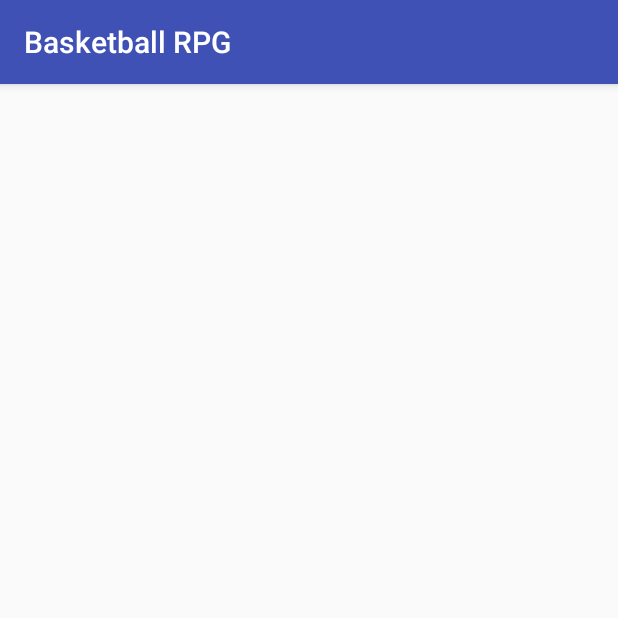
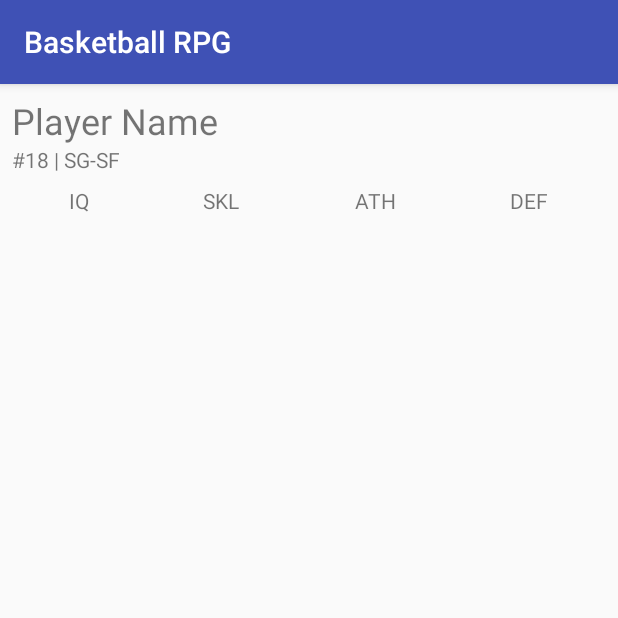
Before and after one commit to ryanmcalpin/basketball-rpg-android, an Android app: the MainActivity screen opened directly, with no data from a screen before it, on a phone screen of 412 x 824 dp, the top half of it. Run offline under Robolectric (Android 15) with nearby library versions, the phone set to English and light mode, and no system bars.

Commit message:
start home page ui

```diff
--- a/app/src/main/res/layout/activity_main.xml
+++ b/app/src/main/res/layout/activity_main.xml
@@ -6,4 +6,91 @@
     android:layout_height="match_parent"
     tools:context="com.example.rygn.basketballrpg.MainActivity">
 
+    <TextView
+        android:id="@+id/player_name_view"
+        android:layout_width="0dp"
+        android:layout_height="wrap_content"
+        android:layout_marginEnd="8dp"
+        android:layout_marginStart="8dp"
+        android:layout_marginTop="8dp"
+        android:text="Player Name"
+        android:textSize="24sp"
+        app:layout_constraintEnd_toStartOf="@+id/guideline"
+        app:layout_constraintStart_toStartOf="parent"
+        app:layout_constraintTop_toTopOf="parent"
+        tools:text="Player Name" />
+
+    <TextView
+        android:id="@+id/player_info_view"
+        android:layout_width="0dp"
+        android:layout_height="wrap_content"
+        android:layout_marginEnd="8dp"
+        android:layout_marginStart="8dp"
+        android:text="#18 | SG-SF"
+        app:layout_constraintEnd_toStartOf="@+id/guideline"
+        app:layout_constraintStart_toStartOf="parent"
+        app:layout_constraintTop_toBottomOf="@+id/player_name_view" />
+
+    <android.support.constraint.Guideline
+        android:id="@+id/guideline"
+        android:layout_width="wrap_content"
+        android:layout_height="wrap_content"
+        android:orientation="vertical"
+        app:layout_constraintGuide_begin="180dp" />
+
+    <LinearLayout
+        android:id="@+id/linearLayout"
+        android:layout_width="match_parent"
+        android:layout_height="wrap_content"
+        android:layout_marginEnd="8dp"
+        android:layout_marginStart="8dp"
+        android:layout_marginTop="8dp"
+        android:orientation="horizontal"
+        app:layout_constraintEnd_toEndOf="parent"
+        app:layout_constraintStart_toStartOf="parent"
+        app:layout_constraintTop_toBottomOf="@+id/player_info_view">
+
+        <TextView
+            android:id="@+id/textView5"
+            android:layout_width="wrap_content"
+            android:layout_height="wrap_content"
+            android:layout_weight="1"
+            android:text="IQ"
+            android:textAlignment="center"
+            tools:layout_editor_absoluteX="306dp"
+            tools:layout_editor_absoluteY="83dp" />
+
+        <TextView
+            android:id="@+id/textView4"
+            android:layout_width="wrap_content"
+            android:layout_height="wrap_content"
+            android:layout_weight="1"
+            android:text="SKL"
+            android:textAlignment="center"
+            tools:layout_editor_absoluteX="36dp"
+            tools:layout_editor_absoluteY="83dp" />
+
+        <TextView
+            android:id="@+id/textView3"
+            android:layout_width="wrap_content"
+            android:layout_height="wrap_content"
+            android:layout_weight="1"
+            android:text="ATH"
+            android:textAlignment="center"
+            tools:layout_editor_absoluteX="8dp"
+            tools:layout_editor_absoluteY="83dp" />
+
+        <TextView
+            android:id="@+id/textView6"
+            android:layout_width="wrap_content"
+            android:layout_height="wrap_content"
+            android:layout_weight="1"
+            android:text="DEF"
+            android:textAlignment="center"
+            tools:layout_editor_absoluteX="328dp"
+            tools:layout_editor_absoluteY="83dp" />
+    </LinearLayout>
+
+
+
 </android.support.constraint.ConstraintLayout>
```
